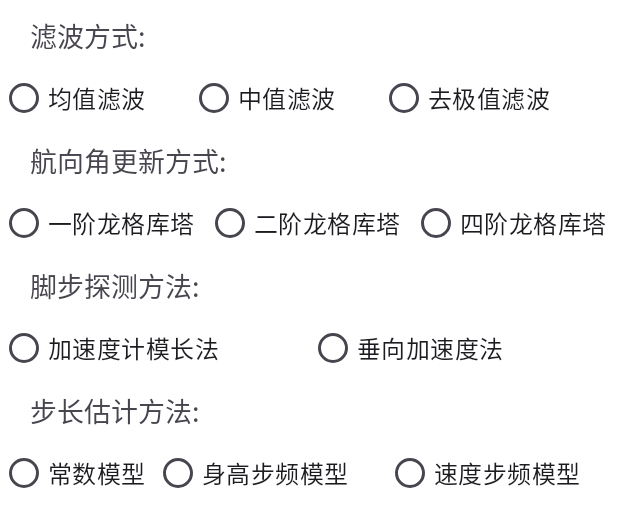
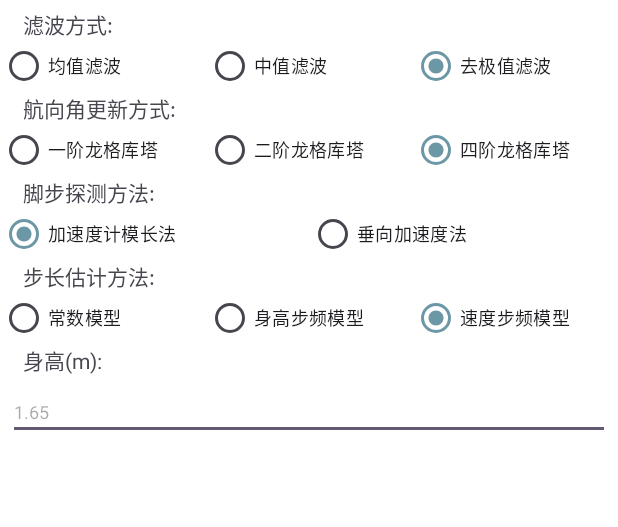
Before and after one commit to TTTTas/PDR, an Android app: the layout configure_layout.xml on its own in the app's theme, with its tools: preview values and no code run, on a phone screen of 412 x 824 dp. Shown: the top 527 px of the screen. Run offline under Robolectric (Android 15) with nearby library versions, the phone set to English and light mode, and no system bars.

Commit message:
4.12 Configure编写完成，可以放入接口

```diff
--- a/app/src/main/java/com/example/myapplication/Configure.java
+++ b/app/src/main/java/com/example/myapplication/Configure.java
@@ -1,28 +1,111 @@
 package com.example.myapplication;
 
+import android.app.Activity;
 import android.app.Dialog;
 import android.os.Bundle;
+import android.support.annotation.NonNull;
+import android.support.annotation.Nullable;
+import androidx.fragment.app.DialogFragment;
+
+import android.text.Editable;
+import android.text.TextWatcher;
+import android.util.TypedValue;
 import android.view.LayoutInflater;
 import android.view.View;
 import android.view.ViewGroup;
-
-import androidx.annotation.NonNull;
-import androidx.annotation.Nullable;
-import androidx.fragment.app.DialogFragment;
+import android.widget.EditText;
+import android.widget.RadioButton;
+import android.widget.RadioGroup;
+import android.widget.TextView;
+import android.widget.Toast;
 
 public class Configure extends DialogFragment {
+
+    private Activity activity;
+
+    public int filter_mode = 3;
+    public int yaw_update_mode = 3;
+    public int step_detect_mode = 1;
+    public int step_length_mode = 3;
+    public double height = 1.65;
+
+    public Configure(Activity activity) {
+        this.activity = activity;
+    }
 
     @NonNull
     @Override
     public Dialog onCreateDialog(@Nullable Bundle savedInstanceState) {
         // 创建对话框并设置标题
-        Dialog dialog = new Dialog(requireActivity());
+        Dialog dialog = new Dialog(activity);
         dialog.setTitle("Configure");
 
         // 设置对话框的内容视图
-        View contentView = LayoutInflater.from(requireContext()).inflate(R.layout.configure_layout, null);
+        View contentView = LayoutInflater.from(activity).inflate(R.layout.configure_layout, null);
         dialog.setContentView(contentView);
+
+        // 获取对话框中的控件
+        TextView filterText = contentView.findViewById(R.id.filter_text);
+        RadioGroup filterRadios = contentView.findViewById(R.id.filter_radios);
+        TextView qUpdateText = contentView.findViewById(R.id.q_update_text);
+        RadioGroup qUpdateRadios = contentView.findViewById(R.id.q_update_radios);
+        TextView stepText = contentView.findViewById(R.id.step_text);
+        RadioGroup stepRadios = contentView.findViewById(R.id.step_radios);
+        TextView lengthText = contentView.findViewById(R.id.length_text);
+        RadioGroup lengthRadios = contentView.findViewById(R.id.length_radios);
+        EditText heightText=contentView.findViewById(R.id.height_edit_text);
+
+        RadioGroup.OnCheckedChangeListener radioGroupCheckedChangeListener = new RadioGroup.OnCheckedChangeListener() {
+            @Override
+            public void onCheckedChanged(RadioGroup group, int checkedId) {
+                if(checkedId==R.id.filter_radios) handleFilterSelection(checkedId);
+                else if(checkedId==R.id.q_update_radios)handleQUpdateSelection(checkedId);
+                else if(checkedId==R.id.step_radios)handleStepSelection(checkedId);
+                else if(checkedId==R.id.length_radios)handleLengthSelection(checkedId);
+            }
+        };
+
+        heightText.addTextChangedListener(new TextWatcher() {
+            @Override
+            public void beforeTextChanged(CharSequence s, int start, int count, int after) {
+
+            }
+
+            @Override
+            public void onTextChanged(CharSequence s, int start, int before, int count) {
+                height=Double.parseDouble(s.toString());
+            }
+
+            @Override
+            public void afterTextChanged(Editable s) {
+            }
+        });
+
 
         return dialog;
     }
+
+
+    private void handleFilterSelection(int checkedId) {
+        if(checkedId==R.id.filter_1)filter_mode=1;
+        else if(checkedId==R.id.filter_2)filter_mode=2;
+        else if(checkedId==R.id.filter_2)filter_mode=3;
+    }
+
+    private void handleStepSelection(int checkedId) {
+        if(checkedId==R.id.step_1)step_detect_mode=1;
+        else if(checkedId==R.id.step_2)filter_mode=2;
+    }
+
+    private void handleQUpdateSelection(int checkedId) {
+        if(checkedId==R.id.q_update_1)yaw_update_mode=1;
+        else if(checkedId==R.id.q_update_2)yaw_update_mode=2;
+        else if(checkedId==R.id.q_update_3)yaw_update_mode=3;
+    }
+
+    private void handleLengthSelection(int checkedId) {
+        if(checkedId==R.id.length_1)step_length_mode=1;
+        else if(checkedId==R.id.length_2)step_length_mode=2;
+        else if(checkedId==R.id.length_3)step_length_mode=3;
+    }
 }
--- a/app/src/main/java/com/example/myapplication/DataCollectionActivity.java
+++ b/app/src/main/java/com/example/myapplication/DataCollectionActivity.java
@@ -128,7 +128,7 @@ public class DataCollectionActivity extends AppCompatActivity implements SensorE
         isRealTime=false;
         dataPath = getIntent().getStringExtra("data_path");
         coverPath = getIntent().getStringExtra("cover_path");
-        CfgInfo=new Configure();
+        CfgInfo=new Configure(this);
 
         Toolbar toolbar = findViewById(R.id.toolbar);
         setSupportActionBar(toolbar);
--- a/app/src/main/java/com/example/myapplication/MapData.java
+++ b/app/src/main/java/com/example/myapplication/MapData.java
@@ -91,6 +91,7 @@ public class MapData {
         }
         start_point.add(path_point.get(0));
         end_point.add(path_point.get(path_point.size()-1));
+        newpts=path_point.size();
         if(end_point.get(0)[0]!=0||end_point.get(0)[1]!=0)
         {
             is_stop=true;
--- a/app/src/main/java/com/example/myapplication/Project_View.java
+++ b/app/src/main/java/com/example/myapplication/Project_View.java
@@ -132,8 +132,6 @@ public class Project_View extends AppCompatTextView {
         try {
             FileWriter writer = new FileWriter(file);
             writer.write("0,0\n");
-            writer.write("1,1\n");
-            writer.write("1,0\n");
             writer.flush();
             writer.close();
             Log.d("writePathPointsToFile", "Path points saved to " + file.getAbsolutePath());
--- a/app/src/main/res/layout/configure_layout.xml
+++ b/app/src/main/res/layout/configure_layout.xml
@@ -1,196 +1,192 @@
 <?xml version="1.0" encoding="utf-8"?>
 <LinearLayout xmlns:android="http://schemas.android.com/apk/res/android"
+    xmlns:tools="http://schemas.android.com/tools"
     android:layout_width="match_parent"
     android:layout_height="match_parent"
     android:orientation="vertical"
     android:background="@color/white">
+
+    <!-- Filter Section -->
     <TextView
         android:id="@+id/filter_text"
         android:layout_width="match_parent"
         android:layout_height="wrap_content"
         android:text="滤波方式:"
-        android:textSize="18sp"
-        android:padding="10dp"
+        android:textSize="14sp"
+        android:padding="5dp"
         android:layout_marginStart="10dp"/>
+
     <RadioGroup
         android:id="@+id/filter_radios"
         android:layout_width="match_parent"
         android:layout_height="wrap_content"
         android:orientation="horizontal">
-        <LinearLayout
-            android:layout_width="0dp"
-            android:layout_height="wrap_content"
-            android:layout_weight="4">
+
         <RadioButton
             android:id="@+id/filter_1"
-                android:layout_width="wrap_content"
-                android:layout_height="36dp"
+            android:layout_width="0dp"
+            android:layout_height="24dp"
+            android:layout_weight="1"
             android:text="均值滤波"
-                android:textSize="16sp"/>
-        </LinearLayout>
+            android:textSize="12sp"/>
 
-        <LinearLayout
-            android:layout_width="0dp"
-            android:layout_height="wrap_content"
-            android:layout_weight="4">
         <RadioButton
             android:id="@+id/filter_2"
-            android:layout_width="wrap_content"
-            android:layout_height="36dp"
+            android:layout_width="0dp"
+            android:layout_height="24dp"
+            android:layout_weight="1"
             android:text="中值滤波"
-            android:textSize="16sp"/>
-        </LinearLayout>
-        <LinearLayout
-            android:layout_width="0dp"
-            android:layout_height="wrap_content"
-            android:layout_weight="5">
+            android:textSize="12sp"/>
+
         <RadioButton
             android:id="@+id/filter_3"
-            android:layout_width="wrap_content"
-            android:layout_height="36dp"
+            android:layout_width="0dp"
+            android:layout_height="24dp"
+            android:layout_weight="1"
             android:text="去极值滤波"
-            android:textSize="16sp"/>
-        </LinearLayout>
-
+            android:textSize="12sp"
+            android:checked="true"/>
     </RadioGroup>
 
+    <!-- Q Update Section -->
     <TextView
         android:id="@+id/q_update_text"
         android:layout_width="match_parent"
         android:layout_height="wrap_content"
         android:text="航向角更新方式:"
-        android:textSize="18sp"
-        android:padding="10dp"
+        android:textSize="14sp"
+        android:padding="5dp"
         android:layout_marginStart="10dp"/>
+
     <RadioGroup
         android:id="@+id/q_update_radios"
         android:layout_width="match_parent"
         android:layout_height="wrap_content"
         android:orientation="horizontal">
-        <LinearLayout
-            android:layout_width="0dp"
-            android:layout_height="wrap_content"
-            android:layout_weight="1">
+
         <RadioButton
             android:id="@+id/q_update_1"
-                android:layout_width="wrap_content"
-                android:layout_height="36dp"
+            android:layout_width="0dp"
+            android:layout_height="24dp"
+            android:layout_weight="1"
             android:text="一阶龙格库塔"
-                android:textSize="16sp"/>
-        </LinearLayout>
+            android:textSize="12sp"/>
 
-        <LinearLayout
-            android:layout_width="0dp"
-            android:layout_height="wrap_content"
-            android:layout_weight="1">
         <RadioButton
             android:id="@+id/q_update_2"
-                android:layout_width="wrap_content"
-                android:layout_height="36dp"
+            android:layout_width="0dp"
+            android:layout_height="24dp"
+            android:layout_weight="1"
             android:text="二阶龙格库塔"
-                android:textSize="16sp"/>
-        </LinearLayout>
-        <LinearLayout
-            android:layout_width="0dp"
-            android:layout_height="wrap_content"
-            android:layout_weight="1">
+            android:textSize="12sp"/>
+
         <RadioButton
             android:id="@+id/q_update_3"
-                android:layout_width="wrap_content"
-                android:layout_height="36dp"
+            android:layout_width="0dp"
+            android:layout_height="24dp"
+            android:layout_weight="1"
+            android:checked="true"
             android:text="四阶龙格库塔"
-                android:textSize="16sp"/>
-        </LinearLayout>
+            android:textSize="12sp"
+            tools:ignore="TouchTargetSizeCheck" />
 
     </RadioGroup>
 
+    <!-- Step Section -->
     <TextView
         android:id="@+id/step_text"
         android:layout_width="match_parent"
         android:layout_height="wrap_content"
         android:text="脚步探测方法:"
-        android:textSize="18sp"
-        android:padding="10dp"
+        android:textSize="14sp"
+        android:padding="5dp"
         android:layout_marginStart="10dp"/>
+
     <RadioGroup
         android:id="@+id/step_radios"
         android:layout_width="match_parent"
         android:layout_height="wrap_content"
         android:orientation="horizontal">
-        <LinearLayout
-            android:layout_width="0dp"
-            android:layout_height="wrap_content"
-            android:layout_weight="4">
+
         <RadioButton
             android:id="@+id/step_1"
-                android:layout_width="wrap_content"
-                android:layout_height="36dp"
+            android:layout_width="0dp"
+            android:layout_height="24dp"
+            android:layout_weight="1"
             android:text="加速度计模长法"
-                android:textSize="16sp"/>
-        </LinearLayout>
+            android:textSize="12sp"
+            android:checked="true"/>
 
-        <LinearLayout
-            android:layout_width="0dp"
-            android:layout_height="wrap_content"
-            android:layout_weight="4">
         <RadioButton
             android:id="@+id/step_2"
-                android:layout_width="wrap_content"
-                android:layout_height="36dp"
+            android:layout_width="0dp"
+            android:layout_height="24dp"
+            android:layout_weight="1"
             android:text="垂向加速度法"
-                android:textSize="16sp"/>
-        </LinearLayout>
+            android:textSize="12sp"/>
 
     </RadioGroup>
 
+    <!-- Length Section -->
     <TextView
         android:id="@+id/length_text"
         android:layout_width="match_parent"
         android:layout_height="wrap_content"
         android:text="步长估计方法:"
-        android:textSize="18sp"
-        android:padding="10dp"
+        android:textSize="14sp"
+        android:padding="5dp"
         android:layout_marginStart="10dp"/>
+
     <RadioGroup
         android:id="@+id/length_radios"
         android:layout_width="match_parent"
         android:layout_height="wrap_content"
         android:orientation="horizontal">
-        <LinearLayout
-            android:layout_width="0dp"
-            android:layout_height="wrap_content"
-            android:layout_weight="4">
+
         <RadioButton
             android:id="@+id/length_1"
-                android:layout_width="wrap_content"
-                android:layout_height="36dp"
+            android:layout_width="0dp"
+            android:layout_height="24dp"
+            android:layout_weight="1"
             android:text="常数模型"
-                android:textSize="16sp"/>
-        </LinearLayout>
+            android:textSize="12sp"
+            tools:ignore="TouchTargetSizeCheck" />
 
-        <LinearLayout
-            android:layout_width="0dp"
-            android:layout_height="wrap_content"
-            android:layout_weight="6">
         <RadioButton
             android:id="@+id/length_2"
-                android:layout_width="wrap_content"
-                android:layout_height="36dp"
+            android:layout_width="0dp"
+            android:layout_height="24dp"
+            android:layout_weight="1"
             android:text="身高步频模型"
-                android:textSize="16sp"/>
-        </LinearLayout>
-        <LinearLayout
-            android:layout_width="0dp"
-            android:layout_height="wrap_content"
-            android:layout_weight="6">
+            android:textSize="12sp"/>
+
         <RadioButton
             android:id="@+id/length_3"
-                android:layout_width="wrap_content"
-                android:layout_height="36dp"
+            android:layout_width="0dp"
+            android:layout_height="24dp"
+            android:layout_weight="1"
             android:text="速度步频模型"
-                android:textSize="16sp"/>
-        </LinearLayout>
+            android:textSize="12sp"
+            android:checked="true"/>
 
     </RadioGroup>
+    <TextView
+        android:id="@+id/height_text"
+        android:layout_width="match_parent"
+        android:layout_height="wrap_content"
+        android:text="身高(m):"
+        android:textSize="14sp"
+        android:padding="5dp"
+        android:layout_marginStart="10dp"/>
+    <EditText
+        android:id="@+id/height_edit_text"
+        android:layout_width="match_parent"
+        android:layout_height="wrap_content"
+        android:layout_marginStart="5dp"
+        android:layout_marginEnd="5dp"
+        android:hint="1.65"
+        android:textSize="12sp"
+        android:autofillHints="" />
+
 
 </LinearLayout>
```
Lines whose indentation alone changed are shown as unchanged.
